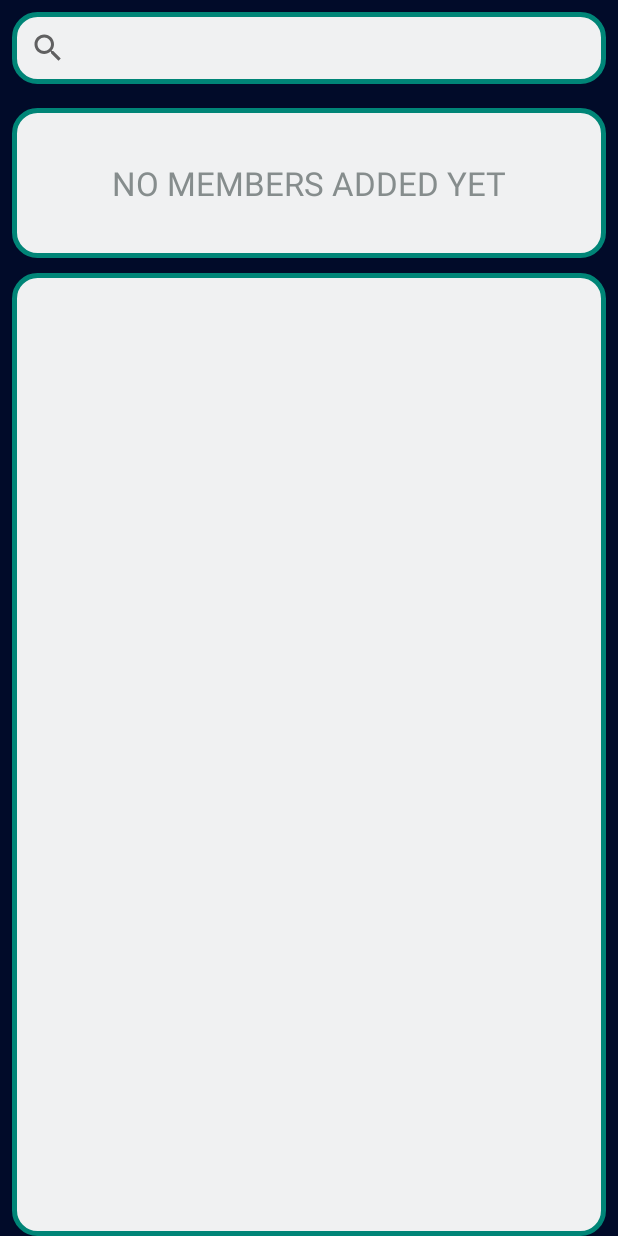
After one commit to amircag/DonTouchV1, an Android app: the layout activity_add_members_create_group.xml on its own in the app's theme, with its tools: preview values and no code run, on a phone screen of 412 x 824 dp. The commit adds this screen. Run offline under Robolectric (Android 15) with nearby library versions, the phone set to English and light mode, and no system bars.

Commit message:
adding new members to the recycle view and creating a class for Andrio_Contact

```diff
--- /dev/null
+++ b/app/src/main/res/layout/activity_add_members_create_group.xml
@@ -0,0 +1,89 @@
+<?xml version="1.0" encoding="utf-8"?>
+<android.support.constraint.ConstraintLayout xmlns:android="http://schemas.android.com/apk/res/android"
+    xmlns:app="http://schemas.android.com/apk/res-auto"
+    xmlns:tools="http://schemas.android.com/tools"
+    android:layout_width="match_parent"
+    android:layout_height="match_parent"
+    tools:context=".AddMembersCreateGroup">
+
+    <LinearLayout
+        android:layout_width="match_parent"
+        android:layout_height="match_parent"
+        android:orientation="vertical"
+        android:background="@color/dtBlack">
+
+        <android.support.v7.widget.SearchView
+            android:layout_width="match_parent"
+            android:layout_height="wrap_content"
+            android:background="@drawable/profile_border"
+            android:layout_margin="8dp"
+            android:id="@+id/search_members">
+
+        </android.support.v7.widget.SearchView>
+
+
+        <RelativeLayout
+            android:id="@+id/new_group_members_section"
+            android:layout_width="match_parent"
+            android:layout_height="wrap_content"
+            android:layout_marginLeft="8dp"
+            android:layout_marginTop="8dp"
+            android:layout_marginRight="8dp"
+            android:background="@drawable/profile_border"
+            android:orientation="vertical">
+
+            <TextView
+                android:layout_width="match_parent"
+                android:layout_height="100dp"
+                android:id="@+id/hint_for_add_members_text"
+                android:text="@string/no_members"
+                android:textSize="22sp"
+                android:textColor="@color/dtSilverStrok"
+                android:gravity="center"/>
+
+
+
+            <!-- A RecyclerView with some commonly used attributes -->
+            <android.support.v7.widget.RecyclerView
+                android:id="@+id/newGroupMembersRecyclerView"
+                android:layout_width="match_parent"
+                android:layout_height="wrap_content"
+                android:layout_margin="10dp"
+                android:orientation="horizontal"
+                android:scrollbars="horizontal"
+                android:scrollbarAlwaysDrawHorizontalTrack="true"
+                android:layout_alignBottom="@id/hint_for_add_members_text"
+                android:layout_alignTop="@id/hint_for_add_members_text"
+                android:layout_alignRight="@id/hint_for_add_members_text"
+                android:layout_alignLeft="@id/hint_for_add_members_text"/>
+
+
+
+
+        </RelativeLayout>
+
+        <RelativeLayout xmlns:android="http://schemas.android.com/apk/res/android"
+            xmlns:tools="http://schemas.android.com/tools"
+            android:layout_width="match_parent"
+            android:layout_height="wrap_content"
+            tools:context="layout.AContacts"
+            android:id="@+id/contactsView"
+            android:background="@drawable/profile_border"
+            android:layout_marginTop="10dp"
+            android:layout_marginRight="8dp"
+            android:layout_marginLeft="8dp">
+
+
+            <ListView xmlns:android="http://schemas.android.com/apk/res/android"
+                android:layout_width="match_parent"
+                android:layout_height="match_parent"
+                android:layout_alignParentLeft="true"
+                android:layout_alignParentStart="true"
+                android:layout_marginTop="10dp"
+                android:choiceMode="singleChoice"
+                android:id="@+id/listview_Android_Contacts"
+                android:scrollbars="vertical" />
+
+        </RelativeLayout>
+    </LinearLayout>
+</android.support.constraint.ConstraintLayout>
--- a/app/src/main/res/values/strings.xml
+++ b/app/src/main/res/values/strings.xml
@@ -123,4 +123,5 @@
     <string name="thrill_desc">if you don\'t like surprises, don\'t pick this mode.</string>
     <string name="kill_desc">using the phone is forbidden during the meeting.</string>
     <string name="new_session_button">START GAME</string>
+    <string name="no_members">NO MEMBERS ADDED YET</string>
 </resources>
```
Also changed, not shown: app/src/main/AndroidManifest.xml (+24 -16 lines), app/src/main/java/com/example/dontouchv1/AddMembersCreateGroup.java (added, +287 -0 lines), app/src/main/java/com/example/dontouchv1/Android_Contact.java (added, +19 -0 lines), app/src/main/java/com/example/dontouchv1/CreateNewGroup.java (added, +34 -0 lines), app/src/main/java/com/example/dontouchv1/NewGroupMembersAdapter.java (added, +83 -0 lines), app/src/main/res/layout/activity_create_new_group.xml (added, +72 -0 lines), app/src/main/res/layout/contacts_text_view.xml (added, +42 -0 lines), app/src/main/res/layout/new_members_recycleview.xml (added, +61 -0 lines).
